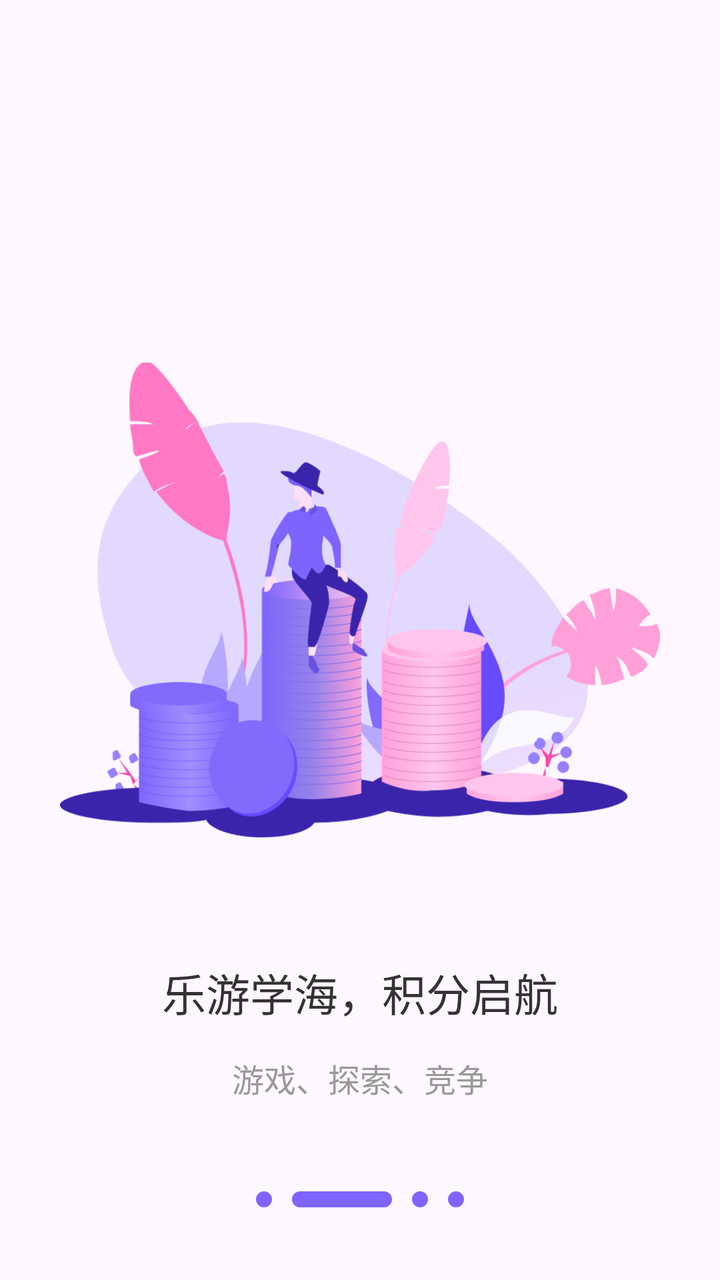
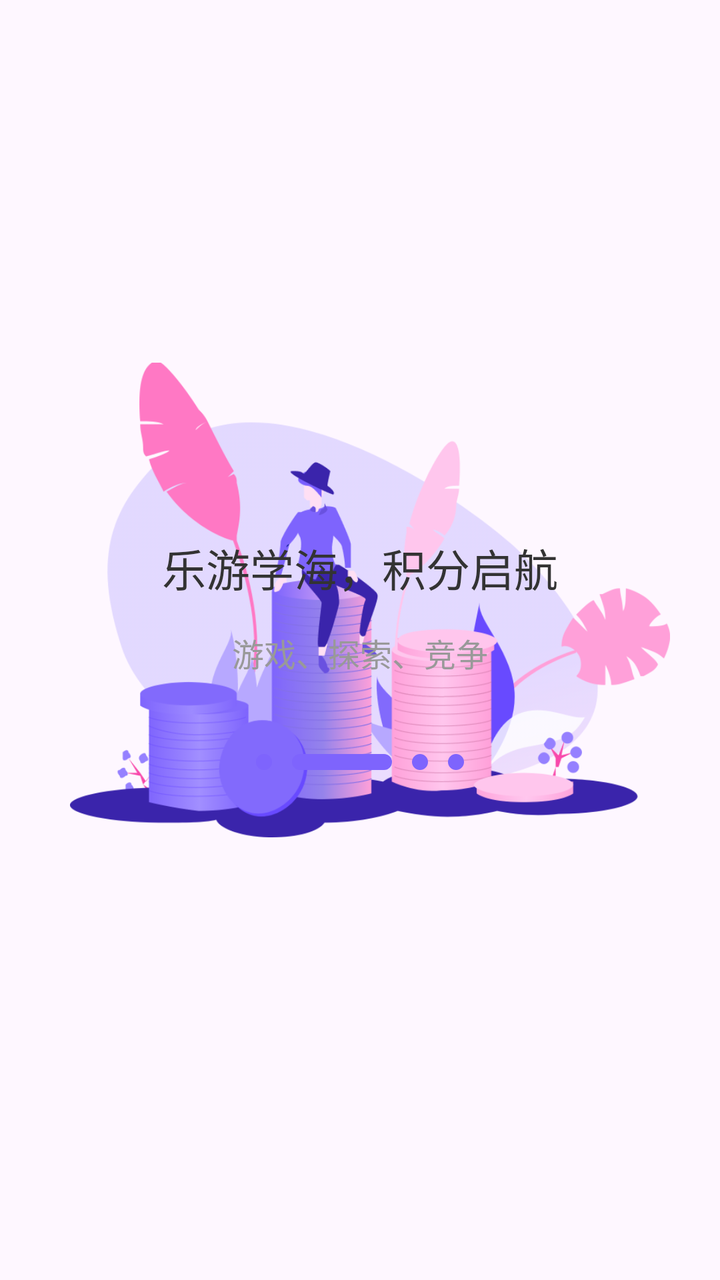

Before-and-after screenshots of an Android layout around one commit, followed by the original layout XML and the change that was made.
<!-- AndroidManifest.xml: application theme Theme.AIDraw -->
<!-- res/layout/fragment_guide_two.xml -->
<?xml version="1.0" encoding="utf-8"?>
<FrameLayout xmlns:android="http://schemas.android.com/apk/res/android"
    xmlns:tools="http://schemas.android.com/tools"
    android:layout_width="match_parent"
    android:layout_height="match_parent"
    xmlns:app="http://schemas.android.com/apk/res-auto"
    tools:context=".GuideFragmentTwo">

    
    <androidx.constraintlayout.widget.ConstraintLayout
        android:layout_width="match_parent"
        android:layout_height="match_parent">

        <ImageView
            android:id="@+id/imageView13"
            android:layout_width="300dp"
            android:layout_height="300dp"
            android:layout_gravity="center"
            android:src="@drawable/guide_2"
            android:layout_marginTop="150dp"
            app:layout_constraintEnd_toEndOf="parent"
            app:layout_constraintStart_toStartOf="parent"
            app:layout_constraintTop_toTopOf="parent" />

        <TextView
            android:id="@+id/textView35"
            android:layout_width="wrap_content"
            android:layout_height="wrap_content"
            android:text="乐游学海，积分启航"
            android:textColor="#333333"
            android:textSize="22sp"
            android:layout_marginTop="30dp"
            app:layout_constraintEnd_toEndOf="parent"
            app:layout_constraintStart_toStartOf="parent"
            app:layout_constraintTop_toBottomOf="@+id/imageView13" />

        <TextView
            android:id="@+id/textView37"
            android:layout_width="wrap_content"
            android:layout_height="wrap_content"
            android:text="游戏、探索、竞争"
            android:textColor="#999999"
            android:textSize="16sp"
            android:layout_marginTop="15dp"
            app:layout_constraintEnd_toEndOf="parent"
            app:layout_constraintStart_toStartOf="parent"
            app:layout_constraintTop_toBottomOf="@+id/textView35" />

        <androidx.constraintlayout.widget.ConstraintLayout
            android:layout_width="wrap_content"
            android:layout_height="wrap_content"
            android:layout_marginTop="40dp"
            app:layout_constraintEnd_toEndOf="parent"
            app:layout_constraintStart_toStartOf="parent"
            app:layout_constraintTop_toBottomOf="@+id/textView37">

            <View
                android:id="@+id/view1"
                android:layout_width="8dp"
                android:layout_height="8dp"
                android:layout_margin="5dp"
                android:background="@drawable/point_2"
                app:layout_constraintTop_toTopOf="parent"
                app:layout_constraintBottom_toBottomOf="parent"
                app:layout_constraintEnd_toStartOf="@+id/view2"
                app:layout_constraintHorizontal_bias="0.5"
                app:layout_constraintStart_toStartOf="parent" />

            <View
                android:id="@+id/view2"
                android:layout_width="50dp"
                android:layout_height="8dp"
                android:layout_margin="5dp"
                android:background="@drawable/point_2"
                app:layout_constraintTop_toTopOf="parent"
                app:layout_constraintBottom_toBottomOf="parent"
                app:layout_constraintEnd_toStartOf="@+id/view3"
                app:layout_constraintHorizontal_bias="0.5"
                app:layout_constraintStart_toEndOf="@+id/view1" />

            <View
                android:id="@+id/view3"
                android:layout_width="8dp"
                android:layout_height="8dp"
                android:layout_margin="5dp"
                android:background="@drawable/point_2"
                app:layout_constraintTop_toTopOf="parent"
                app:layout_constraintBottom_toBottomOf="parent"
                app:layout_constraintEnd_toStartOf="@+id/view4"
                app:layout_constraintHorizontal_bias="0.5"
                app:layout_constraintStart_toEndOf="@+id/view2" />

            <View
                android:id="@+id/view4"
                android:layout_width="8dp"
                android:layout_height="8dp"
                android:layout_margin="5dp"
                android:background="@drawable/point_2"
                app:layout_constraintTop_toTopOf="parent"
                app:layout_constraintBottom_toBottomOf="parent"
                app:layout_constraintEnd_toStartOf="@+id/view1"
                app:layout_constraintHorizontal_bias="0.5"
                app:layout_constraintStart_toEndOf="@+id/view3" />
        </androidx.constraintlayout.widget.ConstraintLayout>
    </androidx.constraintlayout.widget.ConstraintLayout>
</FrameLayout>
<!-- resources referenced by this layout -->
<resources>
  <!-- drawable guide_2: png bitmap (drawable, 94113 bytes) -->
  <!-- drawable point_2 (drawable) -->
  <?xml version="1.0" encoding="utf-8"?>
  
  <shape xmlns:android="http://schemas.android.com/apk/res/android">
  
      <solid
          android:color="#FF7E64FD"/>
  
      <corners
          android:bottomLeftRadius="39dp"
          android:bottomRightRadius="39dp"
          android:topLeftRadius="39dp"
          android:topRightRadius="39dp"/>
  </shape>
  <style name="Theme.AIDraw" parent="Base.Theme.AIDraw" />
  <style name="Base.Theme.AIDraw" parent="Theme.Material3.DayNight.NoActionBar">
          
          
      </style>
</resources>

<!-- the commit's change to res/layout/fragment_guide_two.xml (unified diff, before → after) -->
@@ -18,6 +18,7 @@
             android:layout_gravity="center"
             android:src="@drawable/guide_2"
             android:layout_marginTop="150dp"
+            android:layout_marginLeft="10dp"
             app:layout_constraintEnd_toEndOf="parent"
             app:layout_constraintStart_toStartOf="parent"
             app:layout_constraintTop_toTopOf="parent" />
@@ -26,33 +27,34 @@
             android:id="@+id/textView35"
             android:layout_width="wrap_content"
             android:layout_height="wrap_content"
+            android:layout_marginBottom="340dp"
             android:text="乐游学海，积分启航"
             android:textColor="#333333"
             android:textSize="22sp"
-            android:layout_marginTop="30dp"
             app:layout_constraintEnd_toEndOf="parent"
             app:layout_constraintStart_toStartOf="parent"
-            app:layout_constraintTop_toBottomOf="@+id/imageView13" />
+            app:layout_constraintBottom_toBottomOf="parent" />
 
         <TextView
             android:id="@+id/textView37"
             android:layout_width="wrap_content"
             android:layout_height="wrap_content"
+            android:layout_marginBottom="302dp"
             android:text="游戏、探索、竞争"
             android:textColor="#999999"
             android:textSize="16sp"
-            android:layout_marginTop="15dp"
             app:layout_constraintEnd_toEndOf="parent"
             app:layout_constraintStart_toStartOf="parent"
-            app:layout_constraintTop_toBottomOf="@+id/textView35" />
+            app:layout_constraintBottom_toBottomOf="parent"/>
 
         <androidx.constraintlayout.widget.ConstraintLayout
+            android:id="@+id/constraintLayout"
             android:layout_width="wrap_content"
             android:layout_height="wrap_content"
-            android:layout_marginTop="40dp"
+            android:layout_marginBottom="250dp"
+            app:layout_constraintBottom_toBottomOf="parent"
             app:layout_constraintEnd_toEndOf="parent"
-            app:layout_constraintStart_toStartOf="parent"
-            app:layout_constraintTop_toBottomOf="@+id/textView37">
+            app:layout_constraintStart_toStartOf="parent">
 
             <View
                 android:id="@+id/view1"
@@ -60,11 +62,11 @@
                 android:layout_height="8dp"
                 android:layout_margin="5dp"
                 android:background="@drawable/point_2"
-                app:layout_constraintTop_toTopOf="parent"
                 app:layout_constraintBottom_toBottomOf="parent"
                 app:layout_constraintEnd_toStartOf="@+id/view2"
                 app:layout_constraintHorizontal_bias="0.5"
-                app:layout_constraintStart_toStartOf="parent" />
+                app:layout_constraintStart_toStartOf="parent"
+                app:layout_constraintTop_toTopOf="parent" />
 
             <View
                 android:id="@+id/view2"
@@ -72,11 +74,11 @@
                 android:layout_height="8dp"
                 android:layout_margin="5dp"
                 android:background="@drawable/point_2"
-                app:layout_constraintTop_toTopOf="parent"
                 app:layout_constraintBottom_toBottomOf="parent"
                 app:layout_constraintEnd_toStartOf="@+id/view3"
                 app:layout_constraintHorizontal_bias="0.5"
-                app:layout_constraintStart_toEndOf="@+id/view1" />
+                app:layout_constraintStart_toEndOf="@+id/view1"
+                app:layout_constraintTop_toTopOf="parent" />
 
             <View
                 android:id="@+id/view3"
@@ -84,11 +86,11 @@
                 android:layout_height="8dp"
                 android:layout_margin="5dp"
                 android:background="@drawable/point_2"
-                app:layout_constraintTop_toTopOf="parent"
                 app:layout_constraintBottom_toBottomOf="parent"
                 app:layout_constraintEnd_toStartOf="@+id/view4"
                 app:layout_constraintHorizontal_bias="0.5"
-                app:layout_constraintStart_toEndOf="@+id/view2" />
+                app:layout_constraintStart_toEndOf="@+id/view2"
+                app:layout_constraintTop_toTopOf="parent" />
 
             <View
                 android:id="@+id/view4"
@@ -96,11 +98,11 @@
                 android:layout_height="8dp"
                 android:layout_margin="5dp"
                 android:background="@drawable/point_2"
-                app:layout_constraintTop_toTopOf="parent"
                 app:layout_constraintBottom_toBottomOf="parent"
                 app:layout_constraintEnd_toStartOf="@+id/view1"
                 app:layout_constraintHorizontal_bias="0.5"
-                app:layout_constraintStart_toEndOf="@+id/view3" />
+                app:layout_constraintStart_toEndOf="@+id/view3"
+                app:layout_constraintTop_toTopOf="parent" />
         </androidx.constraintlayout.widget.ConstraintLayout>
     </androidx.constraintlayout.widget.ConstraintLayout>
 </FrameLayout>
